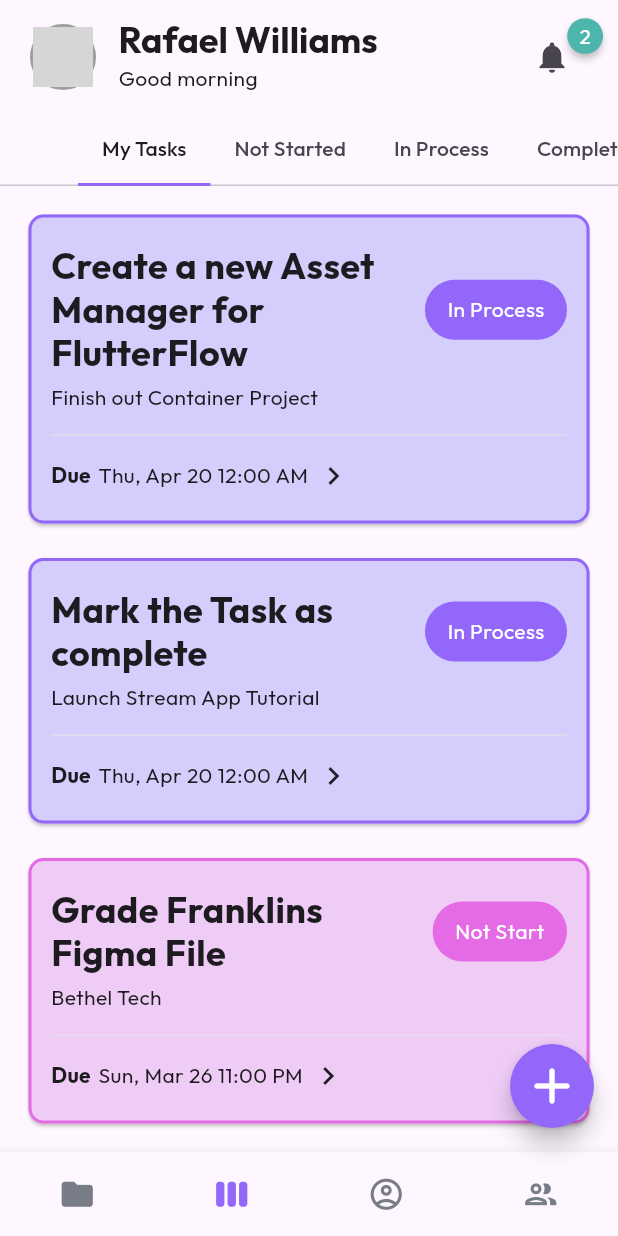
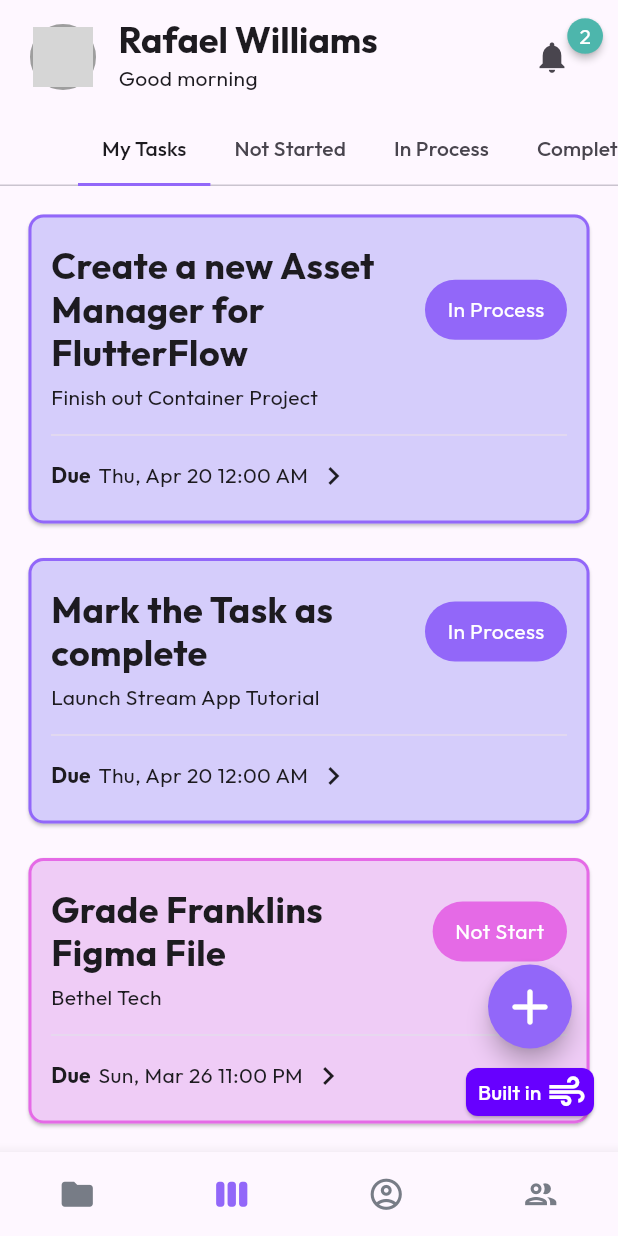
Before and after one commit to trtiger4520/practise-FlutterLayoutPractice, a Flutter app: the screen it shows after launch, on a phone screen of 412 x 824 dp. Run offline on Flutter 3.47's test engine with Material 2 defaults, Android fonts, the phone set to English and light mode, and no system bars; drawn by our look-alikes of badges; network calls fail; grey boxes are pictures that could not be loaded.

Commit message:
update floating actions content

```diff
--- /dev/null
+++ b/lib/components/main_floating_actions.dart
@@ -0,0 +1,47 @@
+import 'package:flutter/material.dart';
+
+class MainFloatingActions extends StatelessWidget {
+  const MainFloatingActions({
+    super.key,
+  });
+
+  @override
+  Widget build(BuildContext context) {
+    return Wrap(
+      direction: Axis.vertical,
+      crossAxisAlignment: WrapCrossAlignment.center,
+      spacing: 5,
+      children: [
+        FloatingActionButton(
+          onPressed: () => {},
+          child: const Icon(Icons.add_rounded),
+        ),
+        ElevatedButton(
+          style: ElevatedButton.styleFrom(
+            shape: const RoundedRectangleBorder(
+              borderRadius: BorderRadius.all(Radius.circular(8)),
+            ),
+            padding: const EdgeInsets.fromLTRB(8, 2, 4, 2),
+            backgroundColor: const Color.fromRGBO(103, 0, 255, 1),
+            minimumSize: const Size(0, 0),
+          ),
+          onPressed: () => {},
+          child: const Row(
+            children: [
+              Text(
+                'Built in',
+                style: TextStyle(color: Colors.white),
+              ),
+              SizedBox(width: 3),
+              Icon(
+                Icons.air,
+                color: Colors.white,
+                size: 28,
+              )
+            ],
+          ),
+        ),
+      ],
+    );
+  }
+}
--- a/lib/main.dart
+++ b/lib/main.dart
@@ -2,6 +2,7 @@ import 'package:flutter/material.dart';
 
 import 'components/main_app_bar.dart';
 import 'components/main_bottom_nav_bar.dart';
+import 'components/main_floating_actions.dart';
 import 'components/main_tab_view.dart';
 
 void main() {
@@ -18,7 +19,7 @@ class MyApp extends StatelessWidget {
       title: 'Flutter Demo',
       theme: _getTheme(),
       debugShowCheckedModeBanner: false,
-      home: HomePage(),
+      home: const HomePage(),
     );
   }
 
@@ -30,9 +31,11 @@ class MyApp extends StatelessWidget {
         primary: const Color.fromRGBO(146, 103, 249, 1),
       ),
       floatingActionButtonTheme: const FloatingActionButtonThemeData(
-          foregroundColor: Colors.white,
-          backgroundColor: Color.fromRGBO(146, 103, 249, 1),
-          iconSize: 40),
+        foregroundColor: Colors.white,
+        backgroundColor: Color.fromRGBO(146, 103, 249, 1),
+        iconSize: 40,
+        shape: CircleBorder(),
+      ),
       useMaterial3: true,
     );
 
@@ -45,15 +48,11 @@ class HomePage extends StatelessWidget {
 
   @override
   Widget build(BuildContext context) {
-    return Scaffold(
-      appBar: const MainAppBar(),
-      body: const MainTabView(),
-      bottomNavigationBar: const MainBottomNavBar(),
-      floatingActionButton: FloatingActionButton(
-        shape: const CircleBorder(),
-        onPressed: () => {},
-        child: const Icon(Icons.add_rounded),
-      ),
+    return const Scaffold(
+      appBar: MainAppBar(),
+      body: MainTabView(),
+      bottomNavigationBar: MainBottomNavBar(),
+      floatingActionButton: MainFloatingActions(),
     );
   }
 }
```
